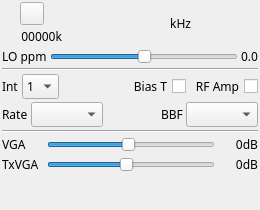
Qt form plugins/samplesink/hackrfoutput/hackrfoutputgui.ui (f4exb/sdrangel) before a commit.
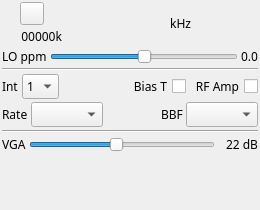
The same form after that commit. Icons and pictures are not drawn. Custom widgets are drawn as their Qt base class.

Patch:
```diff
--- a/plugins/samplesink/hackrfoutput/hackrfoutputgui.ui
+++ b/plugins/samplesink/hackrfoutput/hackrfoutputgui.ui
@@ -348,73 +348,6 @@
      </property>
     </widget>
    </item>
-   <item>
-    <layout class="QGridLayout" name="gridLayout_vga">
-     <property name="spacing">
-      <number>3</number>
-     </property>
-     <item row="0" column="0">
-      <widget class="QLabel" name="vgaGainLabel">
-       <property name="sizePolicy">
-        <sizepolicy hsizetype="Maximum" vsizetype="Preferred">
-         <horstretch>0</horstretch>
-         <verstretch>0</verstretch>
-        </sizepolicy>
-       </property>
-       <property name="minimumSize">
-        <size>
-         <width>42</width>
-         <height>0</height>
-        </size>
-       </property>
-       <property name="text">
-        <string>VGA</string>
-       </property>
-      </widget>
-     </item>
-     <item row="0" column="1">
-      <widget class="QSlider" name="vga">
-       <property name="enabled">
-        <bool>true</bool>
-       </property>
-       <property name="toolTip">
-        <string>LNA gain dB</string>
-       </property>
-       <property name="maximum">
-        <number>62</number>
-       </property>
-       <property name="singleStep">
-        <number>2</number>
-       </property>
-       <property name="pageStep">
-        <number>2</number>
-       </property>
-       <property name="value">
-        <number>30</number>
-       </property>
-       <property name="orientation">
-        <enum>Qt::Horizontal</enum>
-       </property>
-      </widget>
-     </item>
-     <item row="0" column="2">
-      <widget class="QLabel" name="vgaGainText">
-       <property name="minimumSize">
-        <size>
-         <width>40</width>
-         <height>0</height>
-        </size>
-       </property>
-       <property name="text">
-        <string>0dB</string>
-       </property>
-       <property name="alignment">
-        <set>Qt::AlignRight|Qt::AlignTrailing|Qt::AlignVCenter</set>
-       </property>
-      </widget>
-     </item>
-    </layout>
-   </item>
    <item>
     <layout class="QGridLayout" name="gridLayout_txvga" columnstretch="0,0,0">
      <property name="spacing">
@@ -422,14 +355,8 @@
      </property>
      <item row="0" column="0">
       <widget class="QLabel" name="txvgaGainLabel">
-       <property name="minimumSize">
-        <size>
-         <width>42</width>
-         <height>0</height>
-        </size>
-       </property>
        <property name="text">
-        <string>TxVGA</string>
+        <string>VGA</string>
        </property>
       </widget>
      </item>
@@ -464,7 +391,7 @@
         </size>
        </property>
        <property name="text">
-        <string>0dB</string>
+        <string>22 dB</string>
        </property>
        <property name="alignment">
         <set>Qt::AlignRight|Qt::AlignTrailing|Qt::AlignVCenter</set>
```
